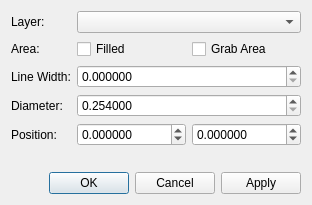
First picture: the form in libs/librepcb/common/dialogs/circlepropertiesdialog.ui, repository LibrePCB/LibrePCB, before the edit.
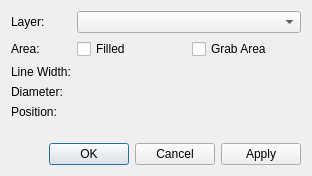
Second picture: the form after the edit. Custom widgets are drawn as their Qt base class.

Commit message: Use unit edit widgets where suitable

```diff
--- a/libs/librepcb/common/dialogs/circlepropertiesdialog.ui
+++ b/libs/librepcb/common/dialogs/circlepropertiesdialog.ui
@@ -7,7 +7,7 @@
     <x>0</x>
     <y>0</y>
     <width>312</width>
-    <height>205</height>
+    <height>176</height>
    </rect>
   </property>
   <property name="windowTitle">
@@ -61,19 +61,6 @@
        </property>
       </widget>
      </item>
-     <item row="2" column="1">
-      <widget class="QDoubleSpinBox" name="spbLineWidth">
-       <property name="decimals">
-        <number>6</number>
-       </property>
-       <property name="maximum">
-        <double>999.000000000000000</double>
-       </property>
-       <property name="singleStep">
-        <double>0.100000000000000</double>
-       </property>
-      </widget>
-     </item>
      <item row="3" column="0">
       <widget class="QLabel" name="label_2">
        <property name="text">
@@ -81,22 +68,6 @@
        </property>
       </widget>
      </item>
-     <item row="3" column="1">
-      <widget class="QDoubleSpinBox" name="spbDiameter">
-       <property name="decimals">
-        <number>6</number>
-       </property>
-       <property name="minimum">
-        <double>0.254000000000000</double>
-       </property>
-       <property name="maximum">
-        <double>999.000000000000000</double>
-       </property>
-       <property name="singleStep">
-        <double>0.254000000000000</double>
-       </property>
-      </widget>
-     </item>
      <item row="4" column="0">
       <widget class="QLabel" name="label_4">
        <property name="text">
@@ -107,39 +78,19 @@
      <item row="4" column="1">
       <layout class="QHBoxLayout" name="horizontalLayout_2">
        <item>
-        <widget class="QDoubleSpinBox" name="spbPosX">
-         <property name="decimals">
-          <number>6</number>
-         </property>
-         <property name="minimum">
-          <double>-9999.000000000000000</double>
-         </property>
-         <property name="maximum">
-          <double>9999.000000000000000</double>
-         </property>
-         <property name="singleStep">
-          <double>2.540000000000000</double>
-         </property>
-        </widget>
+        <widget class="librepcb::LengthEdit" name="edtPosX" native="true"/>
        </item>
        <item>
-        <widget class="QDoubleSpinBox" name="spbPosY">
-         <property name="decimals">
-          <number>6</number>
-         </property>
-         <property name="minimum">
-          <double>-9999.000000000000000</double>
-         </property>
-         <property name="maximum">
-          <double>9999.000000000000000</double>
-         </property>
-         <property name="singleStep">
-          <double>2.540000000000000</double>
-         </property>
-        </widget>
+        <widget class="librepcb::LengthEdit" name="edtPosY" native="true"/>
        </item>
       </layout>
      </item>
+     <item row="2" column="1">
+      <widget class="librepcb::UnsignedLengthEdit" name="edtLineWidth" native="true"/>
+     </item>
+     <item row="3" column="1">
+      <widget class="librepcb::PositiveLengthEdit" name="edtDiameter" native="true"/>
+     </item>
     </layout>
    </item>
    <item>
@@ -154,6 +105,26 @@
    </item>
   </layout>
  </widget>
+ <customwidgets>
+  <customwidget>
+   <class>librepcb::LengthEdit</class>
+   <extends>QWidget</extends>
+   <header location="global">librepcb/common/widgets/lengthedit.h</header>
+   <container>1</container>
+  </customwidget>
+  <customwidget>
+   <class>librepcb::UnsignedLengthEdit</class>
+   <extends>QWidget</extends>
+   <header location="global">librepcb/common/widgets/unsignedlengthedit.h</header>
+   <container>1</container>
+  </customwidget>
+  <customwidget>
+   <class>librepcb::PositiveLengthEdit</class>
+   <extends>QWidget</extends>
+   <header location="global">librepcb/common/widgets/positivelengthedit.h</header>
+   <container>1</container>
+  </customwidget>
+ </customwidgets>
  <resources/>
  <connections/>
 </ui>
```
The commit also changes 53 other files.
